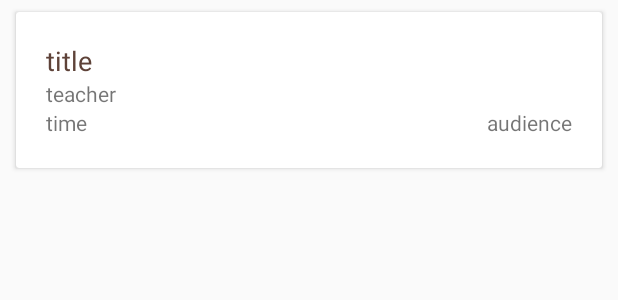
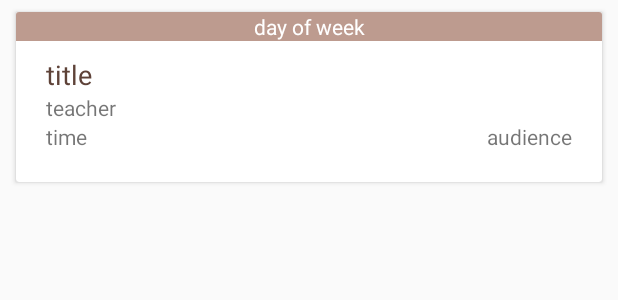
Before and after one commit to dergey/pgu-schedule, an Android app: the layout classwork_item.xml on its own in the app's theme, with its tools: preview values and no code run, on a phone screen of 412 x 824 dp. Shown: the top 300 px of the screen. Run offline under Robolectric (Android 15) with nearby library versions, the light colour scheme and no system bars.

Commit message:
Added display of day of the week. Improved work of groups parsing.

```diff
--- a/app/src/main/java/com/sergey/zhuravlev/pgu/schedule/adapter/ClassworkAdapter.java
+++ b/app/src/main/java/com/sergey/zhuravlev/pgu/schedule/adapter/ClassworkAdapter.java
@@ -16,13 +16,14 @@ public class ClassworkAdapter extends RecyclerView.Adapter<ClassworkAdapter.Clas
 
     static class ClassworkHolderView extends RecyclerView.ViewHolder implements View.OnClickListener {
 
-        private TextView title, time, teacher, audience;
+        private TextView title, time, dayOfWeek, teacher, audience;
 
         ClassworkHolderView(View itemView) {
             super(itemView);
             itemView.getContext();
             itemView.setOnClickListener(this);
             title = itemView.findViewById(R.id.classwork_item_title);
+            dayOfWeek = itemView.findViewById(R.id.classwork_item_day_of_week);
             teacher = itemView.findViewById(R.id.classwork_item_teacher);
             time = itemView.findViewById(R.id.classwork_item_time);
             audience = itemView.findViewById(R.id.classwork_item_audience);
@@ -32,6 +33,7 @@ public class ClassworkAdapter extends RecyclerView.Adapter<ClassworkAdapter.Clas
             title.setText(classwork.getClasswork());
             teacher.setVisibility(classwork.getTeacher() == null ? View.GONE : View.VISIBLE);
             teacher.setText(classwork.getTeacher());
+            dayOfWeek.setText(classwork.getDayOfWeek().getTitle());
             time.setText(classwork.getPeriod().getPeriod());
             audience.setText(classwork.getAudience());
         }
--- a/app/src/main/java/com/sergey/zhuravlev/pgu/schedule/adapter/ScheduleAdapter.java
+++ b/app/src/main/java/com/sergey/zhuravlev/pgu/schedule/adapter/ScheduleAdapter.java
@@ -5,6 +5,7 @@ import android.support.v4.app.Fragment;
 import android.support.v4.app.FragmentManager;
 import android.support.v4.app.FragmentPagerAdapter;
 import android.support.v4.app.FragmentTransaction;
+import android.util.Log;
 import android.view.ViewGroup;
 
 import com.sergey.zhuravlev.pgu.schedule.fragment.GroupFragment;
@@ -60,7 +61,7 @@ public class ScheduleAdapter extends FragmentPagerAdapter {
 
     @Override
     public CharSequence getPageTitle(int position) {
-        return String.valueOf(position + 1);
+        return tabs.get(position).getGroup().getName().substring(0, 3) + "-" + tabs.get(position).getGroup().getYear();
     }
 
     @Override
--- a/app/src/main/java/com/sergey/zhuravlev/pgu/schedule/model/Schedule.java
+++ b/app/src/main/java/com/sergey/zhuravlev/pgu/schedule/model/Schedule.java
@@ -2,6 +2,7 @@ package com.sergey.zhuravlev.pgu.schedule.model;
 
 import android.os.Build;
 import android.support.annotation.RequiresApi;
+import android.util.Log;
 
 import java.util.ArrayList;
 import java.util.Collection;
--- a/app/src/main/res/layout/classwork_item.xml
+++ b/app/src/main/res/layout/classwork_item.xml
@@ -6,16 +6,33 @@
     android:layout_width="match_parent"
     android:layout_height="wrap_content"
     android:layout_marginLeft="8dp"
+    android:layout_marginTop="4dp"
     android:layout_marginRight="8dp"
-    android:layout_marginTop="4dp"
     card:cardElevation="2dp"
     card:cardUseCompatPadding="true">
 
     <LinearLayout
         android:layout_width="match_parent"
         android:layout_height="match_parent"
+        android:orientation="vertical">
+
+        <TextView
+            android:id="@+id/classwork_item_day_of_week"
+            android:layout_width="match_parent"
+            android:layout_height="wrap_content"
+            android:background="@color/colorAccent"
+            android:textColor="@color/textColorOnPrimary"
+            android:text="day of week"
+            android:textAlignment="center" />
+
+        <LinearLayout
+            android:layout_width="match_parent"
+            android:layout_height="match_parent"
             android:orientation="vertical"
-        android:padding="20dp">
+            android:paddingTop="10dp"
+            android:paddingBottom="20dp"
+            android:paddingLeft="20dp"
+            android:paddingRight="20dp">
 
             <TextView
                 android:id="@+id/classwork_item_title"
@@ -56,4 +73,6 @@
 
         </LinearLayout>
 
+    </LinearLayout>
+
 </android.support.v7.widget.CardView>
--- a/app/src/main/res/values/colors.xml
+++ b/app/src/main/res/values/colors.xml
@@ -1,6 +1,7 @@
 <?xml version="1.0" encoding="utf-8"?>
 <resources>
     <color name="colorPrimary">#8c6d62</color>
+    <color name="textColorOnPrimary">#FFFFFF</color>
     <color name="colorPrimaryDark">#5e4238</color>
     <color name="colorAccent">#bd9b8f</color>
 </resources>
```
Also changed, not shown: app/src/main/java/com/sergey/zhuravlev/pgu/schedule/parser/ScheduleParser.java (+10 -8 lines). Lines whose indentation alone changed are shown as unchanged.
